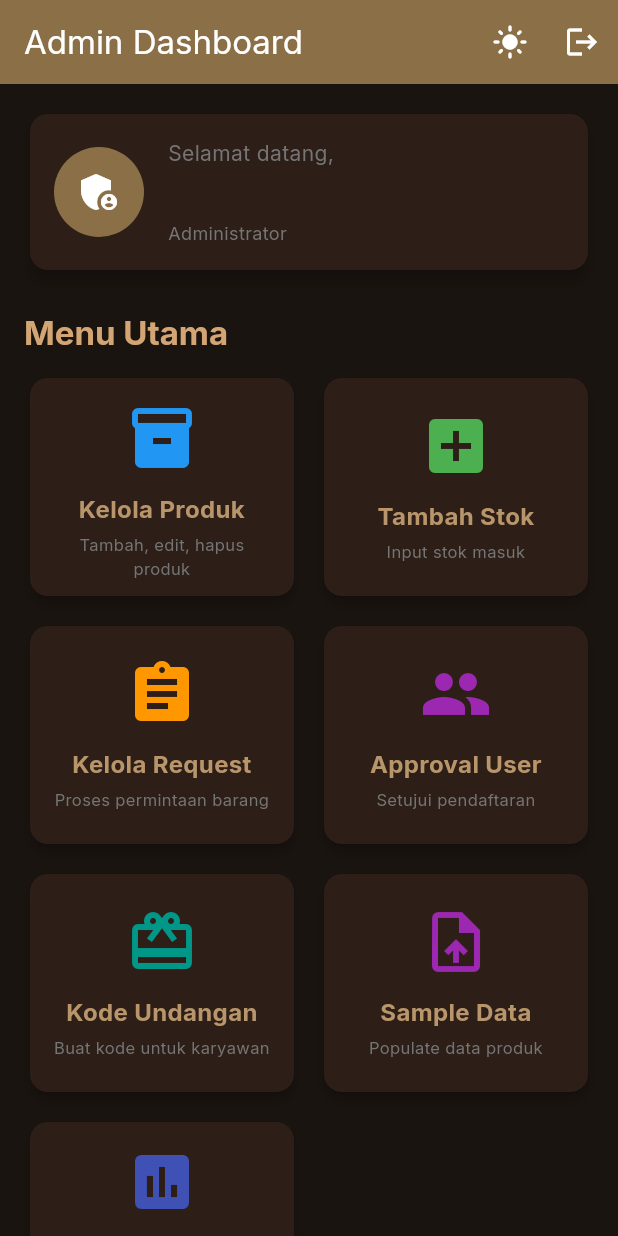
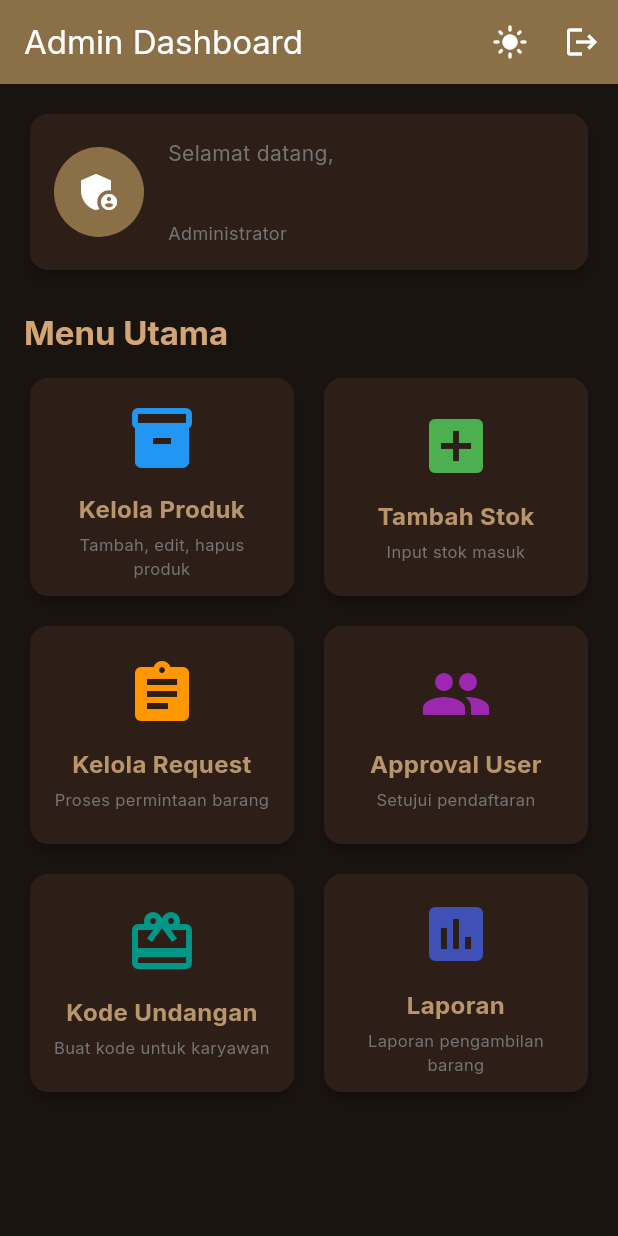
Before and after one commit to AndikaBN/cafe_well_doco, a Flutter app: the AdminHomePage screen opened directly, on a phone screen of 412 x 824 dp. Run offline on Flutter 3.47's test engine with Material 3 defaults, Android fonts, the light colour scheme and no system bars; our stand-ins replace cloud_firestore, firebase_auth, firebase_core, google_fonts, pdf, printing and 1 more; accounts and stored records are empty.

Commit message:
feat: Comment out sample data menu card in admin home page

```diff
--- a/lib/pages/admin_home_page.dart
+++ b/lib/pages/admin_home_page.dart
@@ -244,21 +244,21 @@ class _AdminHomePageState extends State<AdminHomePage> {
                       );
                     },
                   ),
-                  _buildMenuCard(
-                    context,
-                    icon: Icons.upload_file,
-                    title: 'Sample Data',
-                    subtitle: 'Populate data produk',
-                    color: Colors.purple,
-                    onTap: () {
-                      Navigator.push(
-                        context,
-                        MaterialPageRoute(
-                          builder: (_) => const SampleDataSeederPage(),
-                        ),
-                      );
-                    },
-                  ),
+                  // _buildMenuCard(
+                  //   context,
+                  //   icon: Icons.upload_file,
+                  //   title: 'Sample Data',
+                  //   subtitle: 'Populate data produk',
+                  //   color: Colors.purple,
+                  //   onTap: () {
+                  //     Navigator.push(
+                  //       context,
+                  //       MaterialPageRoute(
+                  //         builder: (_) => const SampleDataSeederPage(),
+                  //       ),
+                  //     );
+                  //   },
+                  // ),
                   _buildMenuCard(
                     context,
                     icon: Icons.assessment,
```
